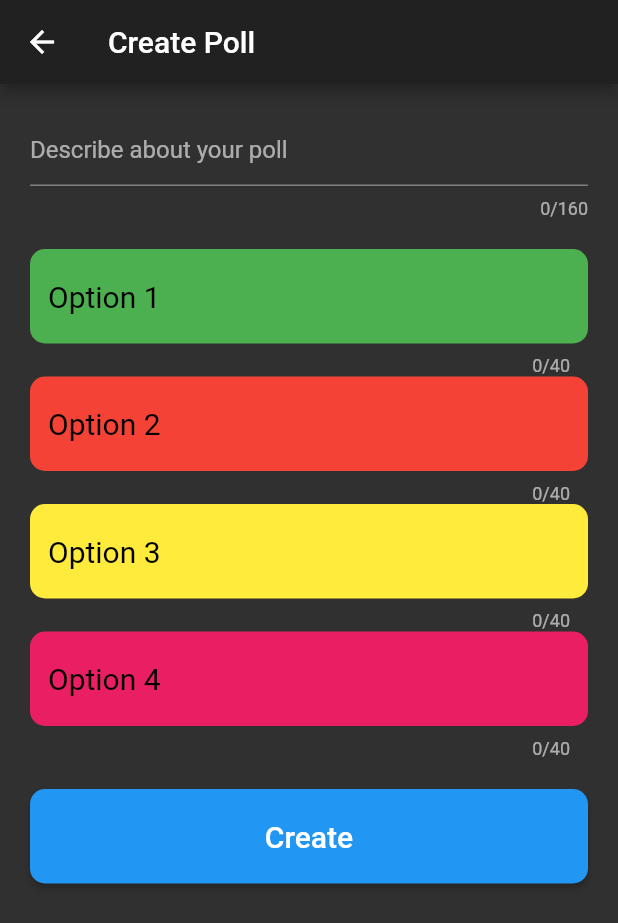
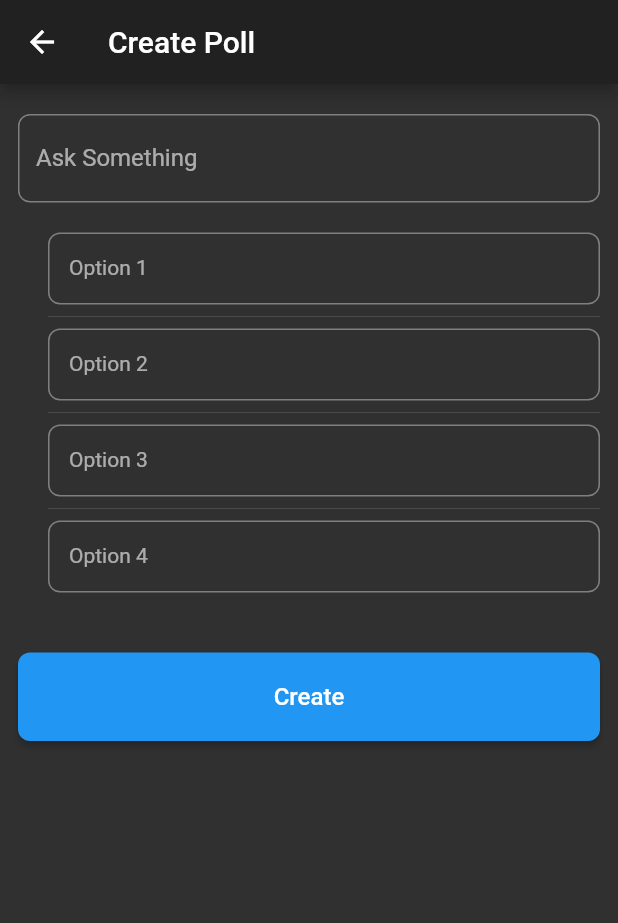
Before and after one commit to clementemerson/loudly, a Flutter app: the NewPollScreen screen opened by its route, on a phone screen of 412 x 824 dp. Shown: the top 923 px of the screen. Run offline on Flutter 3.47's test engine with Material 2 defaults, Android fonts, the phone set to English and light mode, and no system bars.

Commit message:
Clement: new poll screen updated

```diff
--- a/lib/Screens/newpoll_screen.dart
+++ b/lib/Screens/newpoll_screen.dart
@@ -1,4 +1,6 @@
 import 'package:flutter/material.dart';
+import 'package:flutter/services.dart';
+import 'package:loudly/common_widgets.dart';
 import 'package:loudly/project_textconstants.dart';
 
 class NewPollScreen extends StatefulWidget {
@@ -16,106 +18,110 @@ class _NewPollScreenState extends State<NewPollScreen> {
         title: Text(kNewPoll),
       ),
       body: Container(
-        padding: const EdgeInsets.all(20.0),
+        padding: const EdgeInsets.all(
+          12.0,
+        ),
         child: ListView(
           children: <Widget>[
+            SizedBox(
+              height: 8.0,
+            ),
             TextField(
-              maxLength: 160,
               maxLines: null,
+              textCapitalization: TextCapitalization.sentences,
+              inputFormatters: [
+                LengthLimitingTextInputFormatter(140),
+              ],
               decoration: InputDecoration(
-                hintText: 'Describe about your poll',
+                labelText: kAskSomething,
+                hintStyle: TextStyle(
+                  color: Colors.grey,
+                ),
+                border: OutlineInputBorder(
+                  borderRadius: BorderRadius.circular(8.0),
+                  //borderSide: BorderSide.none,
+                ),
+              ),
+              style: TextStyle(
+                fontSize: 16.0,
               ),
             ),
             SizedBox(
               height: 20.0,
             ),
+            Container(
+              padding: const EdgeInsets.only(
+                left: 20.0,
+              ),
+              child: ListView(
+                shrinkWrap: true,
+                physics: ClampingScrollPhysics(),
+                children: <Widget>[
                   TextField(
-              decoration: InputDecoration(
-                filled: true,
-                fillColor: Colors.green,
-                hintText: 'Option 1',
-                hintStyle: TextStyle(
-                  color: Colors.black,
-                ),
-                border: OutlineInputBorder(
-                  borderRadius: BorderRadius.circular(10.0),
-                  borderSide: BorderSide.none,
+                    maxLines: null,
+                    textCapitalization: TextCapitalization.sentences,
+                    inputFormatters: [
+                      LengthLimitingTextInputFormatter(25),
+                    ],
+                    decoration: kGetOptionsInputDecorator(kOption1),
+                    style: TextStyle(
+                      fontSize: 14.0,
                     ),
                   ),
-              maxLength: 40,
+                  Divider(),
+                  TextField(
+                    maxLines: null,
+                    textCapitalization: TextCapitalization.sentences,
+                    inputFormatters: [
+                      LengthLimitingTextInputFormatter(25),
+                    ],
+                    decoration: kGetOptionsInputDecorator(kOption2),
                     style: TextStyle(
-                fontSize: 20.0,
+                      fontSize: 14.0,
                     ),
                   ),
+                  Divider(),
                   TextField(
-              decoration: InputDecoration(
-                filled: true,
-                fillColor: Colors.red,
-                hintText: 'Option 2',
-                hintStyle: TextStyle(
-                  color: Colors.black,
-                ),
-                border: OutlineInputBorder(
-                  borderRadius: BorderRadius.circular(10.0),
-                  borderSide: BorderSide.none,
+                    maxLines: null,
+                    textCapitalization: TextCapitalization.sentences,
+                    inputFormatters: [
+                      LengthLimitingTextInputFormatter(25),
+                    ],
+                    decoration: kGetOptionsInputDecorator(kOption3),
+                    style: TextStyle(
+                      fontSize: 14.0,
                     ),
                   ),
-              maxLength: 40,
+                  Divider(),
+                  TextField(
+                    maxLines: null,
+                    textCapitalization: TextCapitalization.sentences,
+                    inputFormatters: [
+                      LengthLimitingTextInputFormatter(25),
+                    ],
+                    decoration: kGetOptionsInputDecorator(kOption4),
                     style: TextStyle(
-                fontSize: 20.0,
+                      fontSize: 14.0,
                     ),
                   ),
-            TextField(
-              decoration: InputDecoration(
-                filled: true,
-                fillColor: Colors.yellow,
-                hintText: 'Option 3',
-                hintStyle: TextStyle(
-                  color: Colors.black,
-                ),
-                border: OutlineInputBorder(
-                  borderRadius: BorderRadius.circular(10.0),
-                  borderSide: BorderSide.none,
-                ),
-              ),
-              maxLength: 40,
-              style: TextStyle(
-                fontSize: 20.0,
-              ),
-            ),
-            TextField(
-              decoration: InputDecoration(
-                filled: true,
-                fillColor: Colors.pink,
-                hintText: 'Option 4',
-                hintStyle: TextStyle(
-                  color: Colors.black,
-                ),
-                border: OutlineInputBorder(
-                  borderRadius: BorderRadius.circular(10.0),
-                  borderSide: BorderSide.none,
-                ),
-              ),
-              maxLength: 40,
-              style: TextStyle(
-                fontSize: 20.0,
+                ],
               ),
             ),
             SizedBox(
-              height: 20.0,
+              height: 40.0,
             ),
             RaisedButton(
               onPressed: () {},
               child: Text(
-                'Create',
+                kCreate,
                 style: TextStyle(
-                  fontSize: 20.0,
+                  fontSize: 16.0,
                 ),
               ),
               color: Colors.blue,
               padding: EdgeInsets.all(20.0),
               shape: RoundedRectangleBorder(
-                borderRadius: BorderRadius.circular(10.0),
+                borderRadius: BorderRadius.circular(8.0),
               ),
             ),
           ],
--- a/lib/common_widgets.dart
+++ b/lib/common_widgets.dart
@@ -85,3 +85,17 @@ Widget kPopupMenuItem(BuildContext context) {
     },
   );
 }
+
+InputDecoration kGetOptionsInputDecorator(String labelText) {
+  return InputDecoration(
+    contentPadding: EdgeInsets.all(14.0),
+    labelText: labelText,
+    hintStyle: TextStyle(
+      color: Colors.grey,
+    ),
+    border: OutlineInputBorder(
+      borderRadius: BorderRadius.circular(8.0),
+      //borderSide: BorderSide.none,
+    ),
+  );
+}
--- a/lib/project_styles.dart
+++ b/lib/project_styles.dart
@@ -9,4 +9,6 @@ const double kText_Big = 40.0;
 
 const double kText_Medium = 24.0;
 
-const SizedBox kSizedBox_Medium = SizedBox(height: 40.0,);
+const SizedBox kSizedBox_Medium = SizedBox(
+  height: 40.0,
+);
--- a/lib/project_textconstants.dart
+++ b/lib/project_textconstants.dart
@@ -6,3 +6,11 @@ const String kNewPoll = 'Create Poll';
 const String kNewCountPoll = 'Create Count Poll';
 const String kCreateNewGroup = 'Create New Group';
 const String kSettings = 'Settings';
+
+//Text constanst poll
+const String kAskSomething = 'Ask Something';
+const String kOption1 = 'Option 1';
+const String kOption2 = 'Option 2';
+const String kOption3 = 'Option 3';
+const String kOption4 = 'Option 4';
+const String kCreate = 'Create';
```
Lines whose indentation alone changed are shown as unchanged.
